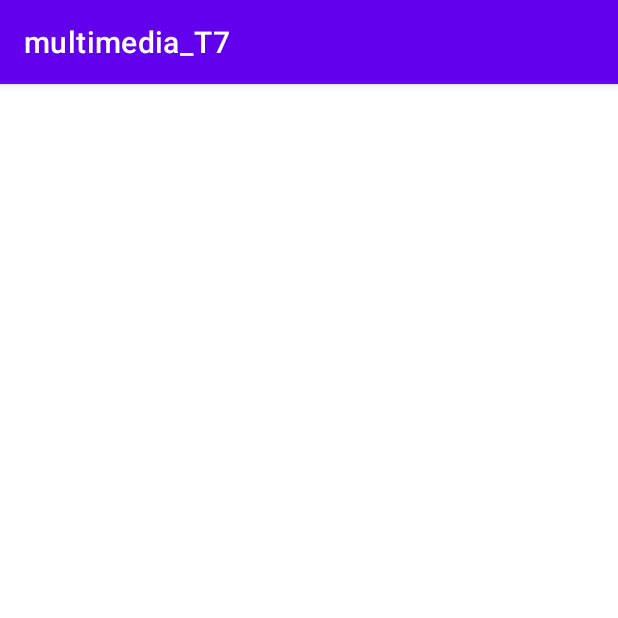
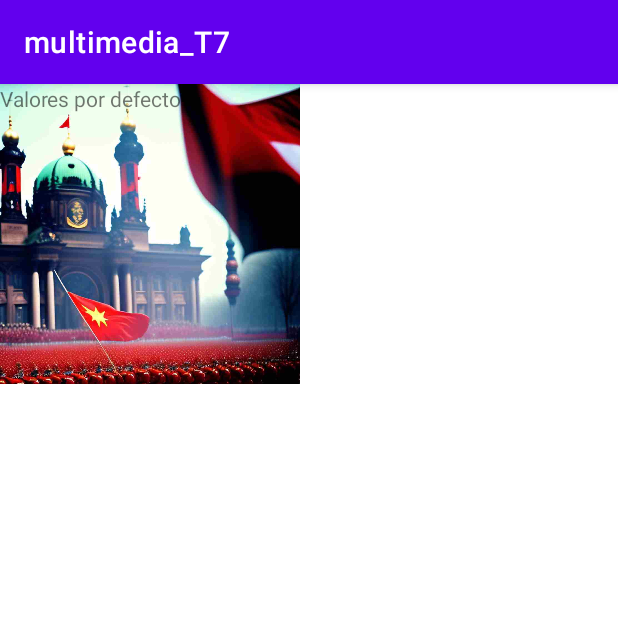
Before and after one commit to eduflo957/multimedia_T7, an Android app: the screen it shows after launch (pantalla_vacia before the commit, pantallaRazasMasClases after it), after a tap on "INICIO", on a phone screen of 412 x 824 dp, the top half of it. Run offline under Robolectric (Android 15) with nearby library versions, the phone set to English and light mode, and no system bars; 3 other taps on this screen came first.

Commit message:
pues empezando la 9

```diff
--- a/app/build.gradle
+++ b/app/build.gradle
@@ -30,6 +30,7 @@ android {
     kotlinOptions {
         jvmTarget = '1.8'
     }
+    //El viewBinding está activado con esta parte del código.
     viewBinding {
         enabled = true
     }
--- a/app/src/main/java/com/example/multimedia_t7/MainActivity.kt
+++ b/app/src/main/java/com/example/multimedia_t7/MainActivity.kt
@@ -9,11 +9,15 @@ class MainActivity : AppCompatActivity() {
     override fun onCreate(savedInstanceState: Bundle?) {
         super.onCreate(savedInstanceState)
         //Aquí en el ActivityRazasBinding llamo al binding
+        //El binding está en el gradle
         val binding = ActivityMainBinding.inflate(layoutInflater)
         setContentView(binding.root)
 
+        var nombreClase = ""
+
         binding.buttonBerseker.setOnClickListener {
             binding.imageView.setImageResource(R.drawable.multimedia_t7_berserker_2)
+            nombreClase="multimedia_t7_berserker_2"
         }
 
         binding.buttonGuerrero.setOnClickListener {
@@ -29,7 +33,7 @@ class MainActivity : AppCompatActivity() {
         }
 
         binding.buttonInicio.setOnClickListener {
-            val intent = Intent(this, pantalla_vacia::class.java)
+            val intent = Intent(this, razas::class.java)
             startActivity(intent)
         }
     }
--- /dev/null
+++ b/app/src/main/java/com/example/multimedia_t7/pantallaRazasMasClases.kt
@@ -0,0 +1,17 @@
+package com.example.multimedia_t7
+
+import androidx.appcompat.app.AppCompatActivity
+import android.os.Bundle
+import com.example.multimedia_t7.databinding.ActivityMainBinding
+import com.example.multimedia_t7.databinding.ActivityPantallaRazasMasClasesBinding
+
+class pantallaRazasMasClases : AppCompatActivity() {
+    override fun onCreate(savedInstanceState: Bundle?) {
+        super.onCreate(savedInstanceState)
+        val binding = ActivityPantallaRazasMasClasesBinding.inflate(layoutInflater)
+        setContentView(binding.root)
+
+
+
+    }
+}
--- a/app/src/main/java/com/example/multimedia_t7/pantalla_vacia.kt
+++ /dev/null
@@ -1,11 +0,0 @@
-package com.example.multimedia_t7
-
-import androidx.appcompat.app.AppCompatActivity
-import android.os.Bundle
-
-class pantalla_vacia : AppCompatActivity() {
-    override fun onCreate(savedInstanceState: Bundle?) {
-        super.onCreate(savedInstanceState)
-        setContentView(R.layout.activity_pantalla_vacia)
-    }
-}
--- a/app/src/main/java/com/example/multimedia_t7/razas.kt
+++ b/app/src/main/java/com/example/multimedia_t7/razas.kt
@@ -29,7 +29,9 @@ class razas : AppCompatActivity() {
         }
 
         binding.buttonInicioRazas.setOnClickListener {
-            val intent = Intent(this, pantalla_vacia::class.java)
+            val intent = Intent(this, pantallaRazasMasClases::class.java)
+
+            intent.putExtra("idFotoRaza", binding.imageViewInicioRazas.id)
             startActivity(intent)
         }
     }
--- /dev/null
+++ b/app/src/main/res/layout/activity_pantalla_razas_mas_clases.xml
@@ -0,0 +1,52 @@
+<?xml version="1.0" encoding="utf-8"?>
+<androidx.constraintlayout.widget.ConstraintLayout xmlns:android="http://schemas.android.com/apk/res/android"
+    xmlns:app="http://schemas.android.com/apk/res-auto"
+    xmlns:tools="http://schemas.android.com/tools"
+    android:layout_width="match_parent"
+    android:layout_height="match_parent"
+    tools:context=".pantallaRazasMasClases">
+
+
+    <TextView
+        android:id="@+id/nombre"
+        android:layout_width="wrap_content"
+        android:layout_height="wrap_content"
+        android:text="Nombre: "
+        tools:layout_editor_absoluteX="126dp"
+        tools:layout_editor_absoluteY="64dp" />
+
+    <EditText
+        android:id="@+id/editNombre"
+        android:layout_width="wrap_content"
+        android:layout_height="wrap_content"
+        android:text="Indica tu nombre"
+        tools:layout_editor_absoluteX="192dp"
+        tools:layout_editor_absoluteY="51dp" />
+
+    <ImageView
+        android:id="@+id/imageView3"
+        android:layout_width="200dp"
+        android:layout_height="200dp"
+        app:srcCompat="@drawable/multimedia_t7_inicio_razas_2"
+        tools:layout_editor_absoluteX="210dp"
+        tools:layout_editor_absoluteY="118dp" />
+
+    <ImageView
+        android:id="@+id/imageView2"
+        android:layout_width="200dp"
+        android:layout_height="200dp"
+        app:srcCompat="@drawable/multimedia_t7_inicio2"
+        tools:layout_editor_absoluteX="-1dp"
+        tools:layout_editor_absoluteY="118dp" />
+
+    <TextView
+        android:id="@+id/valoresPorDefecto"
+        android:layout_width="wrap_content"
+        android:layout_height="wrap_content"
+        android:ems="10"
+        android:inputType="textPersonName"
+        android:text="Valores por defecto"
+        tools:layout_editor_absoluteX="100dp"
+        tools:layout_editor_absoluteY="386dp" />
+
+</androidx.constraintlayout.widget.ConstraintLayout>
--- a/app/src/main/res/layout/activity_pantalla_vacia.xml
+++ /dev/null
@@ -1,9 +0,0 @@
-<?xml version="1.0" encoding="utf-8"?>
-<androidx.constraintlayout.widget.ConstraintLayout xmlns:android="http://schemas.android.com/apk/res/android"
-    xmlns:app="http://schemas.android.com/apk/res-auto"
-    xmlns:tools="http://schemas.android.com/tools"
-    android:layout_width="match_parent"
-    android:layout_height="match_parent"
-    tools:context=".pantalla_vacia">
-
-</androidx.constraintlayout.widget.ConstraintLayout>
```
Also changed, not shown: app/src/main/AndroidManifest.xml (+4 -3 lines), app/src/main/res/layout/pagina_vacia.xml (deleted, +0 -19 lines).
